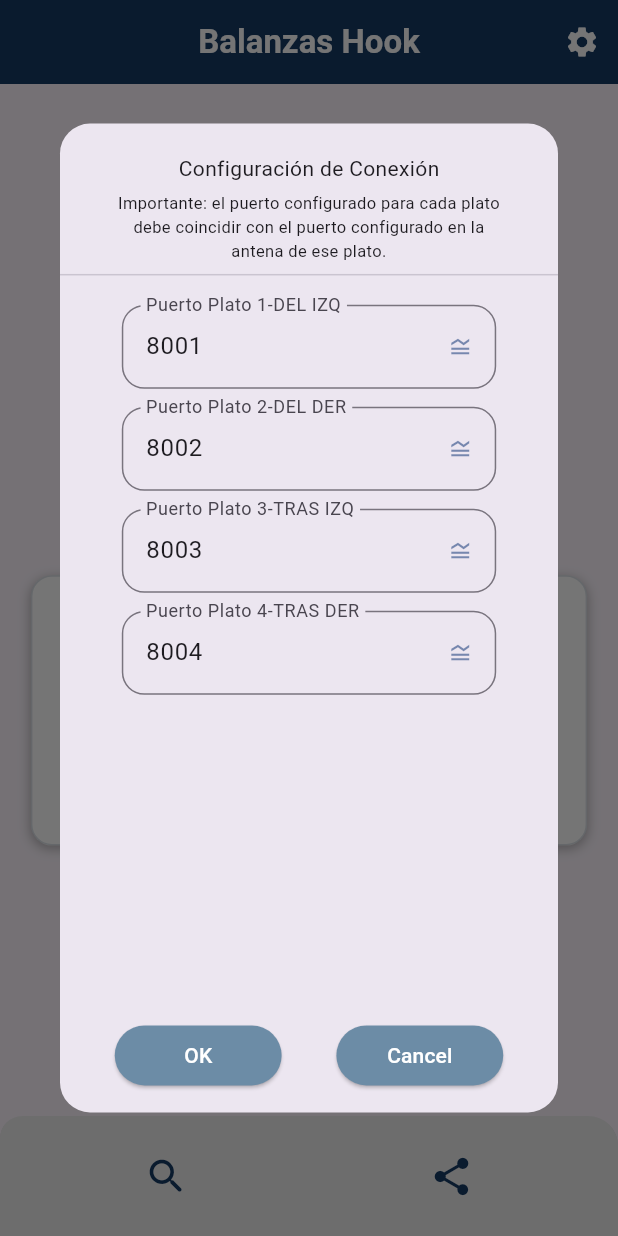
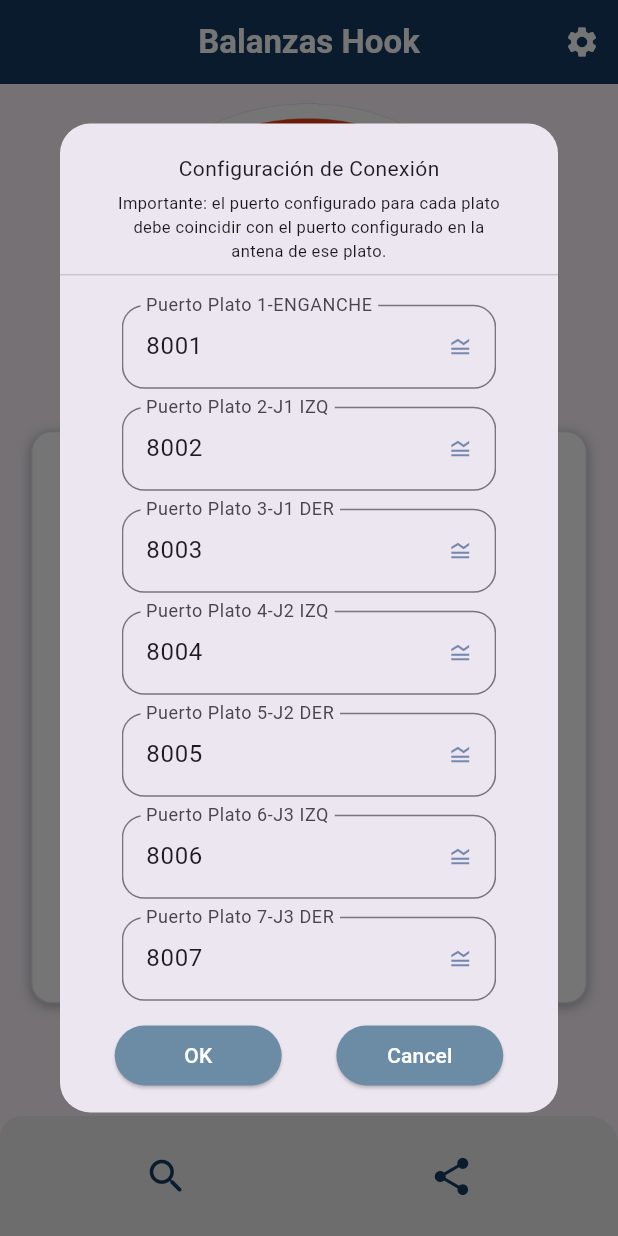
Before and after one commit to Tirano61/9-platos-cestari-apk, a Flutter app: the screen it shows after launch, after a tap on the "settings" icon, on a phone screen of 412 x 824 dp. Run offline on Flutter 3.47's test engine with Material 3 defaults, Android fonts, the phone set to English and light mode, and no system bars; our stand-ins replace flutter_native_splash, get, permission_handler, share_plus, sqflite; missing offline and left inert: excel, udp; accounts and stored records are empty; statements that could not run were skipped.

Commit message:
Configuracion y conexion de 9 platos: puertos 8001..8009, dialogo y card del Home

```diff
--- a/lib/BaseDeDatos/helpers/settings/first_data.dart
+++ b/lib/BaseDeDatos/helpers/settings/first_data.dart
@@ -1,13 +1,9 @@
+import 'package:nueve_platos_cestari/config/platos.dart';
 
+/// Puerto UDP por defecto del plato [plato]: 8001..8009.
+String puertoPorDefecto(int plato) => '${8000 + plato}';
 
-
-
-enum Puertos {
-  puerto(puerto1:"8001", puerto2:'8002', puerto3:'8003',puerto4:'8004');
-
-  final String puerto1;
-  final String puerto2;
-  final String puerto3;
-  final String puerto4;
-  const Puertos({required this.puerto1, required this.puerto2, required this.puerto3, required this.puerto4});
-}
+/// Puertos UDP por defecto de todos los platos: el indice 0 es el plato 1.
+final List<String> puertosPorDefecto = [
+  for (var n = 1; n <= cantidadPlatos; n++) puertoPorDefecto(n),
+];
--- a/lib/BaseDeDatos/helpers/settings/helpers_config.dart
+++ b/lib/BaseDeDatos/helpers/settings/helpers_config.dart
@@ -40,11 +40,7 @@ class HelpersConfig{
         SnackBar(content: const Text('No se pudo guardar.'),backgroundColor: ThemePlatos.errorColor,)
       );
     }else{
-      final configGetx = Get.find<ConfigController>();
-      configGetx.setPuerto(1, config.plato1);
-      configGetx.setPuerto(2, config.plato2);
-      configGetx.setPuerto(3, config.plato3);
-      configGetx.setPuerto(4, config.plato4);
+      Get.find<ConfigController>().setPuertos(config.puertos);
       _refreshScaleConnections();
       scafold.showSnackBar(
         SnackBar(content: const Text('Datos guardados correctamente !!!'),backgroundColor:ThemePlatos.positiveColor,),
@@ -65,11 +61,7 @@ class HelpersConfig{
         SnackBar(content: const Text('No se pudo guardar.'),backgroundColor: ThemePlatos.errorColor,)
       );
     }else{
-      final configGetx = Get.find<ConfigController>();
-      configGetx.setPuerto(1, config.plato1);
-      configGetx.setPuerto(2, config.plato2);
-      configGetx.setPuerto(3, config.plato3);
-      configGetx.setPuerto(4, config.plato4);
+      Get.find<ConfigController>().setPuertos(config.puertos);
       _refreshScaleConnections();
       scafold.showSnackBar(
         SnackBar(content: const Text('Datos guardados correctamente !!!'),backgroundColor:ThemePlatos.positiveColor,),
--- a/lib/BaseDeDatos/tables/db_config.dart
+++ b/lib/BaseDeDatos/tables/db_config.dart
@@ -1,19 +1,17 @@
+
+import 'package:nueve_platos_cestari/config/platos.dart';
 
 class DBconfig{
 
   static const String tableNameConfig = 'tconfig';
 
   static const String fconId      = 'id';
-  static const String fconplato1  = 'plato1';
-  static const String fconplato2  = 'plato2';
-  static const String fconplato3  = 'plato3';
-  static const String fconplato4  = 'plato4';
 
-  static const String createTableConfig = "CREATE TABLE $tableNameConfig ("
+  /// Columna con el puerto del plato [plato]: 'plato1'..'plato9'.
+  static String fconPlato(int plato) => 'plato$plato';
+
+  static final String createTableConfig = "CREATE TABLE $tableNameConfig ("
       "$fconId INTEGER PRIMARY KEY AUTOINCREMENT, "
-      "$fconplato1 text, "
-      "$fconplato2 text, "
-      "$fconplato3 text, "
-      "$fconplato4 text);";
+      "${[for (var n = 1; n <= cantidadPlatos; n++) '${fconPlato(n)} text'].join(', ')});";
 
 }
--- a/lib/Controllers/config_controller.dart
+++ b/lib/Controllers/config_controller.dart
@@ -1,14 +1,11 @@
-
+import 'package:nueve_platos_cestari/BaseDeDatos/helpers/settings/first_data.dart';
 import 'package:get/get.dart';
 
 class ConfigController extends GetxController{
 
   // Puerto UDP de cada plato: el indice 0 es el plato 1.
   final _puertos = <RxString>[
-    '8001'.obs,
-    '8002'.obs,
-    '8003'.obs,
-    '8004'.obs,
+    for (final puerto in puertosPorDefecto) puerto.obs,
   ];
 
   int get cantidadPlatos => _puertos.length;
@@ -21,4 +18,11 @@ class ConfigController extends GetxController{
     _puertos[plato - 1].value = puerto;
   }
 
+  /// Copia a los Rx los puertos de [puertos] (indice 0 = plato 1).
+  setPuertos(List<String> puertos){
+    for (var n = 1; n <= cantidadPlatos; n++) {
+      setPuerto(n, puertos[n - 1]);
+    }
+  }
+
 }
--- a/lib/Pages/Home/homePage.dart
+++ b/lib/Pages/Home/homePage.dart
@@ -5,6 +5,7 @@ import 'package:nueve_platos_cestari/Controllers/peso_controller.dart';
 import 'package:nueve_platos_cestari/Widgets/botton_bar.dart';
 import 'package:nueve_platos_cestari/Widgets/icon_button_bar_widget.dart';
 import 'package:nueve_platos_cestari/config/SizeScreen.dart';
+import 'package:nueve_platos_cestari/config/platos.dart';
 import 'package:nueve_platos_cestari/config/theme.dart';
 import 'package:nueve_platos_cestari/helpers/exportar_xml.dart';
 import 'package:flutter/material.dart';
@@ -117,15 +118,12 @@ class HomePage extends StatelessWidget {
     final cardWidth = width * (SizeScreen.sc().isMinWidth ? 0.72 : 0.9);
 
     return Obx(() {
-      final puerto1 = _configController.puerto(1).value;
-      final puerto2 = _configController.puerto(2).value;
-      final puerto3 = _configController.puerto(3).value;
-      final puerto4 = _configController.puerto(4).value;
-
-      final conectado1 = _pesoController(1).pesoModel.conexion;
-      final conectado2 = _pesoController(2).pesoModel.conexion;
-      final conectado3 = _pesoController(3).pesoModel.conexion;
-      final conectado4 = _pesoController(4).pesoModel.conexion;
+      // Item del plato n: lee puerto y conexion dentro del Obx.
+      Widget item(int plato) => _itemConfiguracion(
+        nombrePlato(plato),
+        _configController.puerto(plato).value,
+        conectado: _pesoController(plato).pesoModel.conexion,
+      );
 
       return Container(
         width: cardWidth,
@@ -163,37 +161,25 @@ class HomePage extends StatelessWidget {
                   ),
                 ),
                 SizedBox(height: width * 0.02),
+                // Enganche solo, centrado en la fila.
                 Row(
                   children: [
-                    _itemConfiguracion(
-                      'Del Izq',
-                      puerto1,
-                      conectado: conectado1,
-                    ),
-                    SizedBox(width: compact ? 8 : 16),
-                    _itemConfiguracion(
-                      'Del Der',
-                      puerto2,
-                      conectado: conectado2,
-                    ),
+                    const Spacer(),
+                    item(1),
+                    const Spacer(),
                   ],
                 ),
+                // Juegos J1..J4: izq en el plato par, der en el impar siguiente.
+                for (var izq = 2; izq < cantidadPlatos; izq += 2) ...[
                   SizedBox(height: width * 0.02),
                   Row(
                     children: [
-                    _itemConfiguracion(
-                      'Tras Izq',
-                      puerto3,
-                      conectado: conectado3,
-                    ),
+                      item(izq),
                       SizedBox(width: compact ? 8 : 16),
-                    _itemConfiguracion(
-                      'Tras Der',
-                      puerto4,
-                      conectado: conectado4,
+                      item(izq + 1),
+                    ],
                   ),
                 ],
-                ),
               ],
             );
           },
--- a/lib/Pages/Home/widgets/dialog_config.dart
+++ b/lib/Pages/Home/widgets/dialog_config.dart
@@ -1,9 +1,11 @@
 
+import 'package:nueve_platos_cestari/BaseDeDatos/helpers/settings/first_data.dart';
 import 'package:nueve_platos_cestari/BaseDeDatos/helpers/settings/helpers_config.dart';
 import 'package:nueve_platos_cestari/Controllers/config_controller.dart';
 import 'package:nueve_platos_cestari/Pages/Home/widgets/input_text_config.dart';
 import 'package:nueve_platos_cestari/Theme/theme.dart';
 import 'package:nueve_platos_cestari/config/SizeScreen.dart';
+import 'package:nueve_platos_cestari/config/platos.dart';
 import 'package:nueve_platos_cestari/config/theme.dart';
 import 'package:nueve_platos_cestari/models/config_model.dart';
 import 'package:flutter/material.dart';
@@ -19,10 +21,10 @@ class DialogConfig extends StatefulWidget {
 
 class _DialogConfigState extends State<DialogConfig> {
 
-  final TextEditingController _plato1controller = TextEditingController();
-  final TextEditingController _plato2controller = TextEditingController();
-  final TextEditingController _plato3controller = TextEditingController();
-  final TextEditingController _plato4controller = TextEditingController();
+  // Un campo por plato: el indice 0 es el plato 1.
+  final List<TextEditingController> _platoControllers = [
+    for (var n = 1; n <= cantidadPlatos; n++) TextEditingController(),
+  ];
 
   final anchoBoton = SizeScreen.sc().screenWidth * 0.27;
   final puertoGetxController = Get.find<ConfigController>();
@@ -30,19 +32,17 @@ class _DialogConfigState extends State<DialogConfig> {
   @override
   void initState() {
     super.initState();
-    _plato1controller.text = puertoGetxController.puerto(1).value;
-    _plato2controller.text = puertoGetxController.puerto(2).value;
-    _plato3controller.text = puertoGetxController.puerto(3).value;
-    _plato4controller.text = puertoGetxController.puerto(4).value;
+    for (var n = 1; n <= cantidadPlatos; n++) {
+      _platoControllers[n - 1].text = puertoGetxController.puerto(n).value;
+    }
   }
 
   @override
   void dispose() {
     super.dispose();
-    _plato1controller.dispose();
-    _plato2controller.dispose();
-    _plato3controller.dispose();
-    _plato4controller.dispose();
+    for (final controller in _platoControllers) {
+      controller.dispose();
+    }
   }
 
   String _sanitizePort(String value, String fallback) {
@@ -99,13 +99,13 @@ class _DialogConfigState extends State<DialogConfig> {
                   physics: const ClampingScrollPhysics(),
                   padding: const EdgeInsets.symmetric(vertical: 8),
                   children: [
-                    InputTextConfig(label: 'Puerto Plato 1-DEL IZQ', controller: _plato1controller),
-                    const SizedBox(height: 12),
-                    InputTextConfig(label: 'Puerto Plato 2-DEL DER', controller: _plato2controller),
-                    const SizedBox(height: 12),
-                    InputTextConfig(label: 'Puerto Plato 3-TRAS IZQ', controller: _plato3controller),
-                    const SizedBox(height: 12),
-                    InputTextConfig(label: 'Puerto Plato 4-TRAS DER', controller: _plato4controller),
+                    for (var n = 1; n <= cantidadPlatos; n++) ...[
+                      if (n > 1) const SizedBox(height: 12),
+                      InputTextConfig(
+                        label: 'Puerto Plato $n-${nombrePlato(n)}',
+                        controller: _platoControllers[n - 1],
+                      ),
+                    ],
                   ],
                 ),
               ),
@@ -123,10 +123,10 @@ class _DialogConfigState extends State<DialogConfig> {
                       onPressed: (){
 
                         final configModel = ConfigModel(
-                          plato1: _sanitizePort(_plato1controller.text, '8001'),
-                          plato2: _sanitizePort(_plato2controller.text, '8002'),
-                          plato3: _sanitizePort(_plato3controller.text, '8003'),
-                          plato4: _sanitizePort(_plato4controller.text, '8004'),
+                          puertos: [
+                            for (var n = 1; n <= cantidadPlatos; n++)
+                              _sanitizePort(_platoControllers[n - 1].text, puertoPorDefecto(n)),
+                          ],
                         );
 
                         HelpersConfig.upDateConfig( configModel, context );
--- /dev/null
+++ b/lib/config/platos.dart
@@ -0,0 +1,19 @@
+/// Disposicion de los platos de la tolva: el plato 1 es el enganche y
+/// los platos 2..9 son 4 juegos de celdas izq/der (J1 = 2/3 ... J4 = 8/9).
+const int cantidadPlatos = 9;
+
+/// Nombre de cada plato: el indice 0 es el plato 1.
+const List<String> nombresPlatos = [
+  'ENGANCHE',
+  'J1 IZQ',
+  'J1 DER',
+  'J2 IZQ',
+  'J2 DER',
+  'J3 IZQ',
+  'J3 DER',
+  'J4 IZQ',
+  'J4 DER',
+];
+
+/// Nombre del plato [plato] (1..cantidadPlatos).
+String nombrePlato(int plato) => nombresPlatos[plato - 1];
--- a/lib/main.dart
+++ b/lib/main.dart
@@ -60,20 +60,11 @@ class _MyAppState extends State<MyApp> {
     final resp = await service.getConfig();
 
     if(resp.isEmpty){
-      const puerto = Puertos.puerto;
-      final config = ConfigModel(
-        plato1: puerto.puerto1,
-        plato2: puerto.puerto2,
-        plato3: puerto.puerto3,
-        plato4: puerto.puerto4,
-      );
+      final config = ConfigModel(puertos: puertosPorDefecto);
       final service = ServiceConfig(DBconeccion.db);
       await service.insertarConfig(config);
     }else{
-      puertos.setPuerto(1, resp[0].plato1);
-      puertos.setPuerto(2, resp[0].plato2);
-      puertos.setPuerto(3, resp[0].plato3);
-      puertos.setPuerto(4, resp[0].plato4);
+      puertos.setPuertos(resp[0].puertos);
     }
 
     for (final plato in platos) {
--- a/lib/models/config_model.dart
+++ b/lib/models/config_model.dart
@@ -6,38 +6,38 @@
 
 import 'dart:convert';
 
+import 'package:nueve_platos_cestari/BaseDeDatos/helpers/settings/first_data.dart';
+import 'package:nueve_platos_cestari/BaseDeDatos/tables/db_config.dart';
+import 'package:nueve_platos_cestari/config/platos.dart';
+
 ConfigModel configModelFromJson(String str) => ConfigModel.fromJson(json.decode(str));
 
 String configModelToJson(ConfigModel data) => json.encode(data.toJson());
 
 class ConfigModel {
     int? id;
-    String plato1;
-    String plato2;
-    String plato3;
-    String plato4;
+    /// Puerto UDP de cada plato: el indice 0 es el plato 1.
+    final List<String> puertos;
 
     ConfigModel({
         this.id,
-        required this.plato1,
-        required this.plato2,
-        required this.plato3,
-        required this.plato4,
-    });
+        required this.puertos,
+    }) : assert(puertos.length == cantidadPlatos);
+
+    /// Puerto del plato [plato] (1..cantidadPlatos).
+    String puerto(int plato) => puertos[plato - 1];
 
     factory ConfigModel.fromJson(Map<String, dynamic> json) => ConfigModel(
         id: json["id"],
-        plato1: json["plato1"] ?? '8001',
-        plato2: json["plato2"] ?? '8002',
-        plato3: json["plato3"] ?? '8003',
-        plato4: json["plato4"] ?? '8004',
+        puertos: [
+          for (var n = 1; n <= cantidadPlatos; n++)
+            json[DBconfig.fconPlato(n)] ?? puertoPorDefecto(n),
+        ],
     );
 
     Map<String, dynamic> toJson() => {
         "id": id,
-        "plato1": plato1,
-        "plato2": plato2,
-        "plato3": plato3,
-        "plato4": plato4,
+        for (var n = 1; n <= cantidadPlatos; n++)
+          DBconfig.fconPlato(n): puerto(n),
     };
 }
```
Also changed, not shown: 2 other files. Lines whose indentation alone changed are shown as unchanged.
